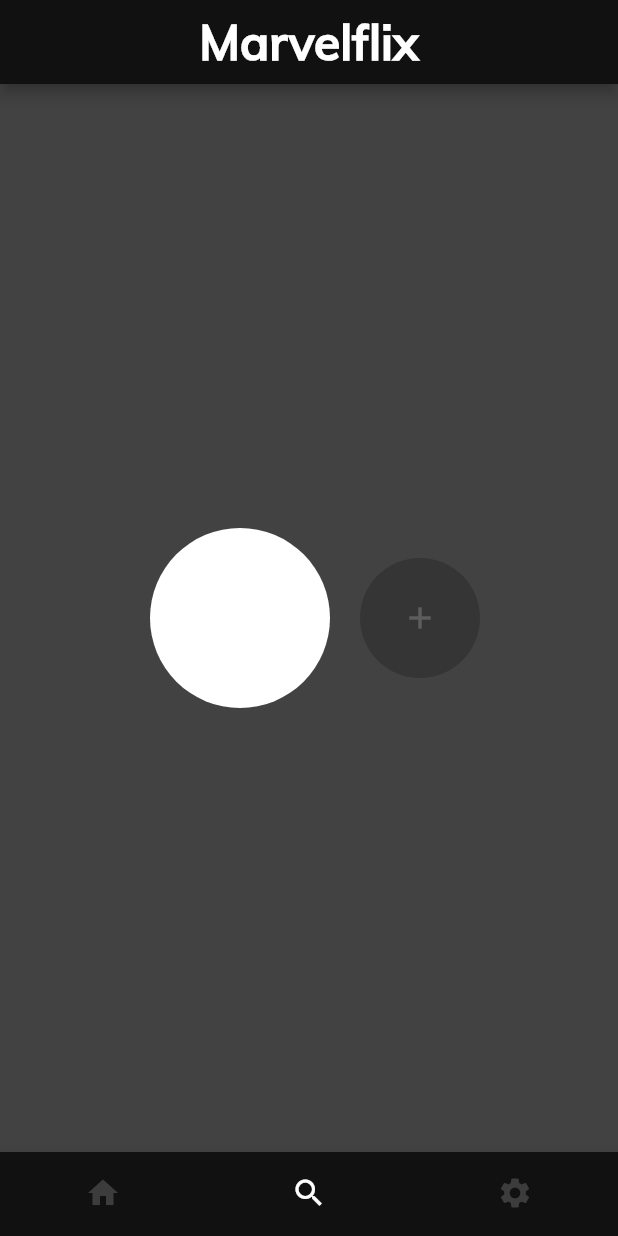
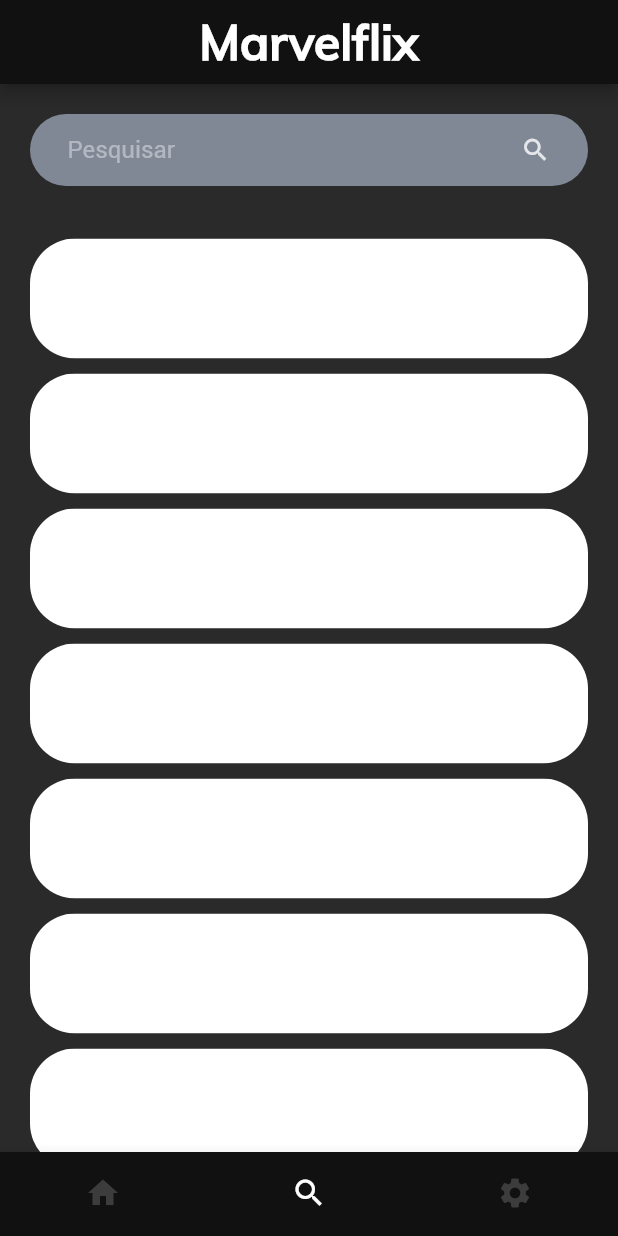
Before and after one commit to brunodeev/marvel_app, a Flutter app: the screen it shows after launch, item 2 of the bottom bar chosen, on a phone screen of 412 x 824 dp. Run offline on Flutter 3.47's test engine with Material 2 defaults, Android fonts, the phone set to English and light mode, and no system bars; missing offline and left inert: dart:ffi; network calls fail.

Commit message:
Criação da página de pesquisa

```diff
--- a/lib/pages/main_page.dart
+++ b/lib/pages/main_page.dart
@@ -1,6 +1,6 @@
 import 'package:flutter/material.dart';
 import 'package:app_filmes/pages/movies_page.dart';
-import 'package:app_filmes/pages/profile_page.dart';
+import 'package:app_filmes/pages/search_page.dart';
 import 'package:app_filmes/pages/settings_page.dart';
 
 class MainPage extends StatefulWidget {
@@ -13,7 +13,7 @@
 int _selectedIndex = 0;
 List<Widget> _pages = <Widget>[
   MoviesPage(),
-  ProfilePage(),
+  SearchPage(),
   SettingsPage(),
 ];
 
--- a/lib/pages/profile_page.dart
+++ /dev/null
@@ -1,42 +0,0 @@
-// ignore_for_file: prefer_const_constructors, prefer_const_literals_to_create_immutables
-
-import 'package:flutter/material.dart';
-
-class ProfilePage extends StatelessWidget {
-  const ProfilePage({Key? key}) : super(key: key);
-
-  @override
-  Widget build(BuildContext context) {
-    return Scaffold(
-      backgroundColor: Color(0xFF424242),
-      body: ListView(
-        scrollDirection: Axis.horizontal,
-        children: <Widget>[
-          Padding(
-            padding: const EdgeInsets.only(left: 100),
-            child: CircleAvatar(
-              backgroundColor: Colors.white,
-              radius: 60,
-            ),
-          ),
-          Padding(
-            padding: const EdgeInsets.only(left: 20),
-            child: Container(
-              height: 80,
-              width: 80,
-              decoration: BoxDecoration(
-                shape: BoxShape.circle,
-                color: Colors.black.withOpacity(0.2),
-              ),
-              alignment: Alignment.center,
-              child: Icon(
-                Icons.add,
-                color: Colors.white.withOpacity(0.2),
-              ),
-            ),
-          ),
-        ],
-      ),
-    );
-  }
-}
--- /dev/null
+++ b/lib/pages/search_page.dart
@@ -0,0 +1,67 @@
+// ignore_for_file: prefer_const_constructors, prefer_const_literals_to_create_immutables
+import 'dart:ffi';
+
+import 'package:app_filmes/widgets/mini_card.dart';
+import 'package:flutter/material.dart';
+
+class SearchPage extends StatelessWidget {
+  const SearchPage({Key? key}) : super(key: key);
+
+  @override
+  Widget build(BuildContext context) {
+    return Scaffold(
+      backgroundColor: Colors.black.withOpacity(0.83),
+      body: ListView(
+        physics: BouncingScrollPhysics(),
+        scrollDirection: Axis.vertical,
+        children: <Widget>[
+          Container(
+            padding: EdgeInsets.all(20),
+            child: Column(
+              children: [
+                TextField(
+                  decoration: InputDecoration(
+                    contentPadding: EdgeInsets.symmetric(horizontal: 25),
+                    border: OutlineInputBorder(
+                      borderSide: BorderSide(style: BorderStyle.none, width: 0),
+                      borderRadius: BorderRadius.circular(30),
+                    ),
+                    focusColor: Colors.white,
+                    filled: true,
+                    fillColor: Color.fromARGB(204, 150, 159, 177),
+                    hintText: 'Pesquisar',
+                    hintStyle: TextStyle(color: Colors.white.withOpacity(0.4)),
+                    suffixIcon: Padding(
+                      padding: EdgeInsets.symmetric(horizontal: 25),
+                      child: Icon(
+                        Icons.search,
+                        size: 20,
+                        color: Colors.white.withOpacity(0.8),
+                      ),
+                    ),
+                  ),
+                ),
+                Padding(
+                  padding: const EdgeInsets.only(top: 30),
+                  child: Column(children: [
+                    MiniCard(),
+                    MiniCard(),
+                    MiniCard(),
+                    MiniCard(),
+                    MiniCard(),
+                    MiniCard(),
+                    MiniCard(),
+                    MiniCard(),
+                    MiniCard(),
+                    MiniCard(),
+                    MiniCard(),
+                  ]),
+                ),
+              ],
+            ),
+          ),
+        ],
+      ),
+    );
+  }
+}
--- a/lib/widgets/card.dart
+++ b/lib/widgets/card.dart
@@ -1,8 +1,8 @@
-// ignore_for_file: prefer_const_constructors, sort_child_properties_last, unnecessary_this, prefer_interpolation_to_compose_strings, sized_box_for_whitespace, prefer_const_literals_to_create_immutables
+// ignore_for_file: prefer_const_constructors, sort_child_properties_last, unnecessary_this, prefer_interpolation_to_compose_strings, sized_box_for_whitespace, prefer_const_literals_to_create_immutables, unused_local_variable, prefer_function_declarations_over_variables
 
 import 'package:flutter/material.dart';
 
-class MovieCard extends StatelessWidget {
+class MovieCard extends StatefulWidget {
   const MovieCard(
       {Key? key,
       required this.image,
@@ -15,6 +15,11 @@
   final String sinopse;
 
   @override
+  State<MovieCard> createState() => _MovieCardState();
+}
+
+class _MovieCardState extends State<MovieCard> {
+  @override
   Widget build(BuildContext context) {
     return Padding(
       padding: const EdgeInsets.symmetric(horizontal: 20),
@@ -25,7 +30,7 @@
               borderRadius: BorderRadius.circular(30),
               boxShadow: [
                 BoxShadow(
-                  color: Colors.black.withOpacity(0.45),
+                  color: Colors.black.withOpacity(0.3),
                   blurStyle: BlurStyle.normal,
                   spreadRadius: 2,
                   blurRadius: 10,
@@ -46,7 +51,7 @@
                     width: MediaQuery.of(context).size.width * 1,
                     height: MediaQuery.of(context).size.height * 1,
                     child: Image.network(
-                      image,
+                      widget.image,
                       fit: BoxFit.cover,
                     ),
                   ),
@@ -60,20 +65,19 @@
                           0.6,
                         ],
                         colors: [
-                          Colors.black.withOpacity(0.85),
+                          Colors.black.withOpacity(0.8),
                           Colors.transparent,
                         ],
                       ),
                     ),
                   ),
-                  Container(
-                    child: Column(
+                  Column(
                     mainAxisAlignment: MainAxisAlignment.end,
                     children: [
                       Padding(
                         padding: const EdgeInsets.symmetric(horizontal: 25),
                         child: Text(
-                            title,
+                          widget.title,
                           style: TextStyle(
                               color: Colors.white,
                               fontSize: 28,
@@ -89,7 +93,7 @@
                           left: 25,
                         ),
                         child: Text(
-                            sinopse,
+                          widget.sinopse,
                           style: TextStyle(
                               color: Colors.grey[500],
                               fontSize: 12,
@@ -105,12 +109,20 @@
                               padding: const EdgeInsets.only(
                                   left: 25, right: 25, bottom: 20),
                               child: ElevatedButton(
-                                  onPressed: () {}, child: Text('Assistido')),
-                            )),
+                                style: ElevatedButton.styleFrom(
+                                  primary: Colors.blueAccent.withOpacity(0.6),
+                                ),
+                                onPressed: () {},
+                                child: Text(
+                                  'Assistido',
+                                  style: TextStyle(color: Colors.white),
+                                ),
+                              ),
+                            ),
+                          ),
                         ],
                       )
                     ],
-                    ),
                   )
                 ]),
               ),
--- /dev/null
+++ b/lib/widgets/mini_card.dart
@@ -0,0 +1,23 @@
+import 'package:flutter/material.dart';
+
+class MiniCard extends StatelessWidget {
+  const MiniCard({Key? key}) : super(key: key);
+
+  @override
+  Widget build(BuildContext context) {
+    return Padding(
+      padding: const EdgeInsets.symmetric(vertical: 5),
+      child: Column(
+        children: [
+          ClipRRect(
+            borderRadius: BorderRadius.circular(30),
+            child: Container(
+              height: 80,
+              decoration: BoxDecoration(color: Colors.white),
+            ),
+          ),
+        ],
+      ),
+    );
+  }
+}
```
Lines whose indentation alone changed are shown as unchanged.
